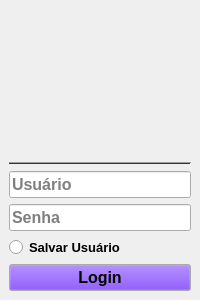
foxtec198/Desktop_GQR, file resources/uis/login.ui: the form before one commit.
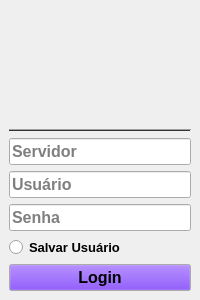
The form after the commit. Icons and pictures are not drawn.

Patch:
```diff
--- a/resources/uis/login.ui
+++ b/resources/uis/login.ui
@@ -181,6 +181,27 @@
       </property>
      </widget>
     </item>
+    <item>
+     <widget class="QLineEdit" name="entryServer">
+      <property name="font">
+       <font>
+        <pointsize>12</pointsize>
+       </font>
+      </property>
+      <property name="toolTip">
+       <string>Adicione seu usuário do DB</string>
+      </property>
+      <property name="echoMode">
+       <enum>QLineEdit::Normal</enum>
+      </property>
+      <property name="placeholderText">
+       <string>Servidor</string>
+      </property>
+      <property name="cursorMoveStyle">
+       <enum>Qt::VisualMoveStyle</enum>
+      </property>
+     </widget>
+    </item>
     <item>
      <widget class="QLineEdit" name="entryUser">
       <property name="font">
```
Left out of the diff: 2 changed lines with no effect on the pictures.
